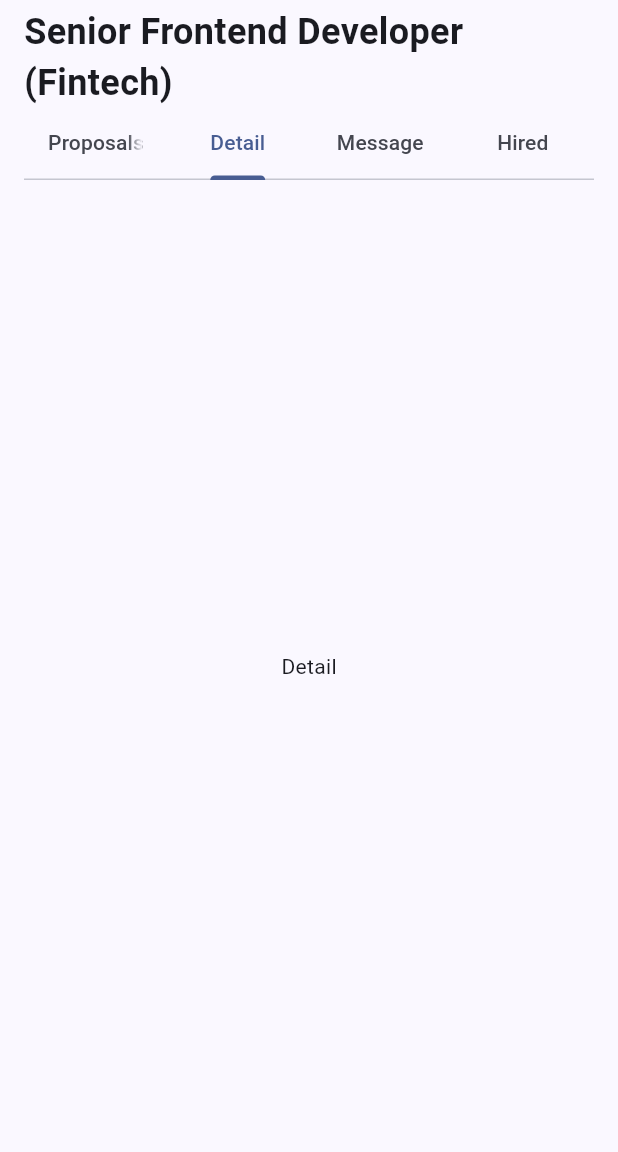
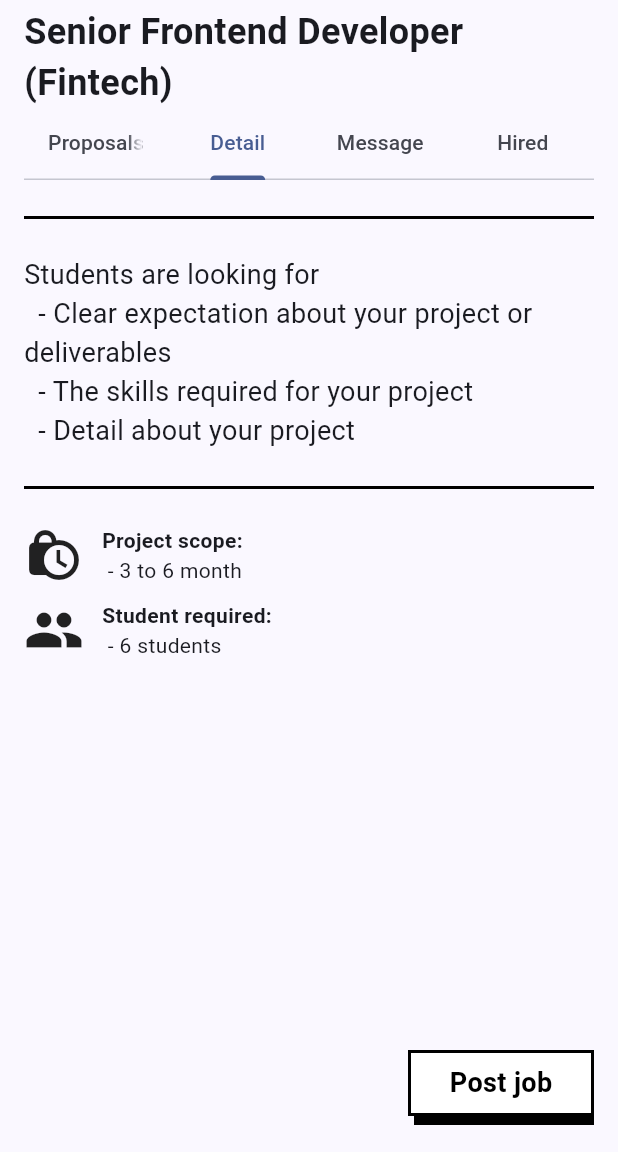
Before and after one commit to Nktoan2707/StudentHub, a Flutter app: the screen it shows after launch, tab 2 chosen, on a phone screen of 412 x 824 dp, the part 84-1236 px from its top. Run offline on Flutter 3.47's test engine with Material 3 defaults, Android fonts, the phone set to English and light mode, and no system bars; our stand-ins replace file_picker, flutter_bloc, multi_select_flutter, salomon_bottom_bar; network calls fail.

Commit message:
Add Dialog for Action Hire, Add content for Detail Tab

```diff
--- a/student_hub/lib/features/project/pages/project_detail_page.dart
+++ b/student_hub/lib/features/project/pages/project_detail_page.dart
@@ -1,3 +1,4 @@
+import 'package:flutter/cupertino.dart';
 import 'package:flutter/material.dart';
 import 'package:flutter/widgets.dart';
 import 'package:student_hub/widgets/components/ink_custom_button.dart';
@@ -50,9 +51,8 @@ class _ProjectDetailPageState extends State<ProjectDetailPage>
               child: TabBarView(
                 controller: _tabController,
                 children: [
-                  // Proposals tab with ListView
                   ListView.builder(
-                    itemCount: 5, // Replace with actual data length
+                    itemCount: 5,
                     itemBuilder: (context, index) {
                       return Padding(
                         padding: const EdgeInsets.fromLTRB(0, 4, 0, 0),
@@ -89,23 +89,102 @@ class _ProjectDetailPageState extends State<ProjectDetailPage>
                               children: [
                                 InkCustomButton(
                                   title: 'Message',
-                                    width: MediaQuery.sizeOf(context).width / 2 - 32),
+                                  width:
+                                      MediaQuery.sizeOf(context).width / 2 - 32,
+                                  onTap: () {
+                                    messageButtonDidTap(index);
+                                  },
+                                ),
                                 InkCustomButton(
                                   title: 'Hire',
-                                    width: MediaQuery.sizeOf(context).width / 2 - 32)
+                                  width:
+                                      MediaQuery.sizeOf(context).width / 2 - 32,
+                                  onTap: () {
+                                    sentHiredButtonDidTap(index);
+                                  },
+                                )
                               ],
                             ),
                             const Divider(
-                              color: Colors.black,
-                              height: 50,
-                              thickness: 2
-                            ),
+                                color: Colors.black, height: 50, thickness: 2),
                           ],
                         ),
                       );
                     },
                   ),
-                  Center(child: Text('Detail')), // Detail content
+                  Column(
+                    children: [
+                      const Divider(
+                          color: Colors.black, height: 50, thickness: 2),
+                      PrimaryText(
+                          title:
+                              "Students are looking for\n\t - Clear expectation about your project or deliverables\n\t - The skills required for your project\n\t - Detail about your project"),
+                      const Divider(
+                          color: Colors.black, height: 50, thickness: 2),
+                      Row(
+                        children: [
+                          Icon(
+                            Icons.lock_clock,
+                            size: 40,
+                          ),
+                          SizedBox(
+                            width: 12,
+                          ),
+                          Column(
+                            mainAxisAlignment: MainAxisAlignment.start,
+                            crossAxisAlignment: CrossAxisAlignment.start,
+                            children: [
+                              Text('Project scope:',
+                                  style: const TextStyle(
+                                      fontWeight: FontWeight.bold,
+                                      fontSize: 14)),
+                              Text(
+                                '\t- 3 to 6 month',
+                                textAlign: TextAlign.left,
+                              )
+                            ],
+                          )
+                        ],
+                      ),
+                      SizedBox(
+                        height: 10,
+                      ),
+                      Row(
+                        children: [
+                          Icon(
+                            Icons.people,
+                            size: 40,
+                          ),
+                          SizedBox(
+                            width: 12,
+                          ),
+                          Column(
+                            mainAxisAlignment: MainAxisAlignment.start,
+                            crossAxisAlignment: CrossAxisAlignment.start,
+                            children: [
+                              Text(
+                                'Student required:',
+                                style: const TextStyle(
+                                    fontWeight: FontWeight.bold, fontSize: 14),
+                              ),
+                              Text('\t- 6 students', textAlign: TextAlign.left)
+                            ],
+                          )
+                        ],
+                      ),
+                      Expanded(
+                          child: Align(
+                              alignment: Alignment.bottomRight,
+                              child: Padding(
+                                padding: const EdgeInsets.fromLTRB(0, 0, 0, 24),
+                                child: InkCustomButton(
+                                  title: 'Post job',
+                                  height: 40,
+                                  width: 120,
+                                ),
+                              ))),
+                    ],
+                  ), // Detail content
                   Center(child: Text('Message')), // Message content
                   Center(child: Text('Hired')), // Hired content
                 ],
@@ -116,4 +195,38 @@ class _ProjectDetailPageState extends State<ProjectDetailPage>
       ),
     );
   }
+
+  void sentHiredButtonDidTap(int id) {
+    showDialog(
+      context: context,
+      builder: (context) => SimpleDialog(
+        title: const HeaderText(title: 'Hired offer'),
+        contentPadding: const EdgeInsets.all(20.0),
+        children: [
+          const Text(
+              textAlign: TextAlign.left,
+              'Do you really want to send hired offer for student to do this project?'),
+          const SizedBox(height: 10),
+          Row(
+            mainAxisAlignment: MainAxisAlignment.spaceBetween,
+            crossAxisAlignment: CrossAxisAlignment.start,
+            children: [
+              TextButton(
+                  onPressed: () {
+                    Navigator.of(context).pop();
+                  },
+                  child: const Text('Cancel')),
+              TextButton(
+                  onPressed: () {
+                    Navigator.of(context).pop();
+                  },
+                  child: const Text('Send')),
+            ],
+          )
+        ],
+      ),
+    );
   }
+
+  void messageButtonDidTap(int id) {}
+}
```
Also changed, not shown: student_hub/pubspec.lock, 1 other file. Lines whose indentation alone changed are shown as unchanged.
